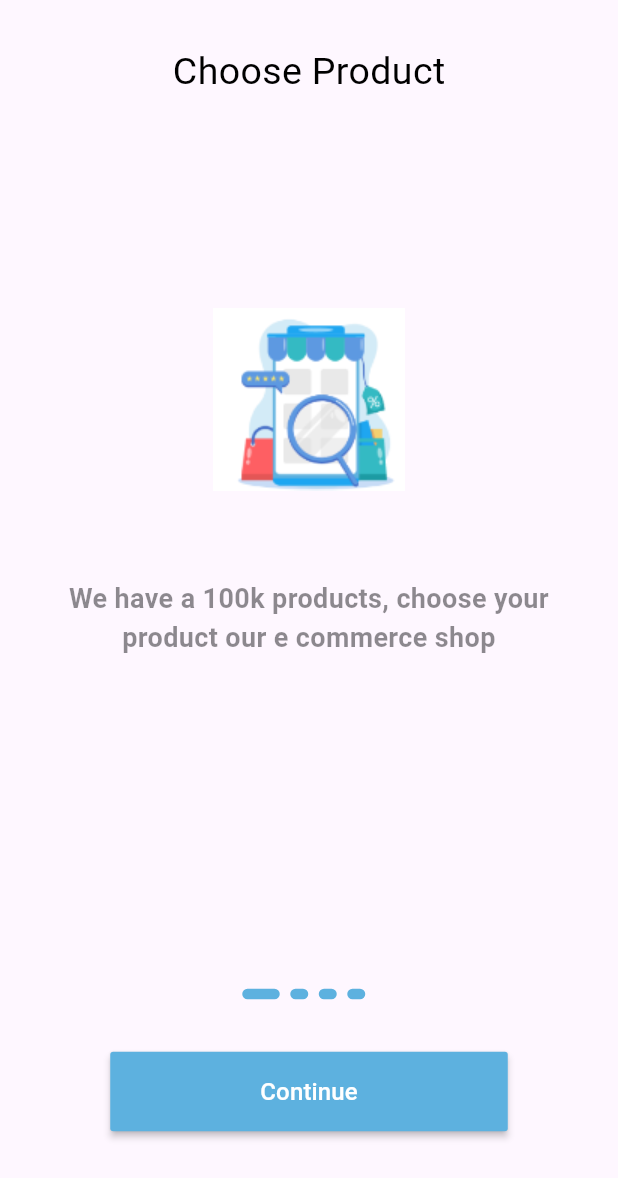
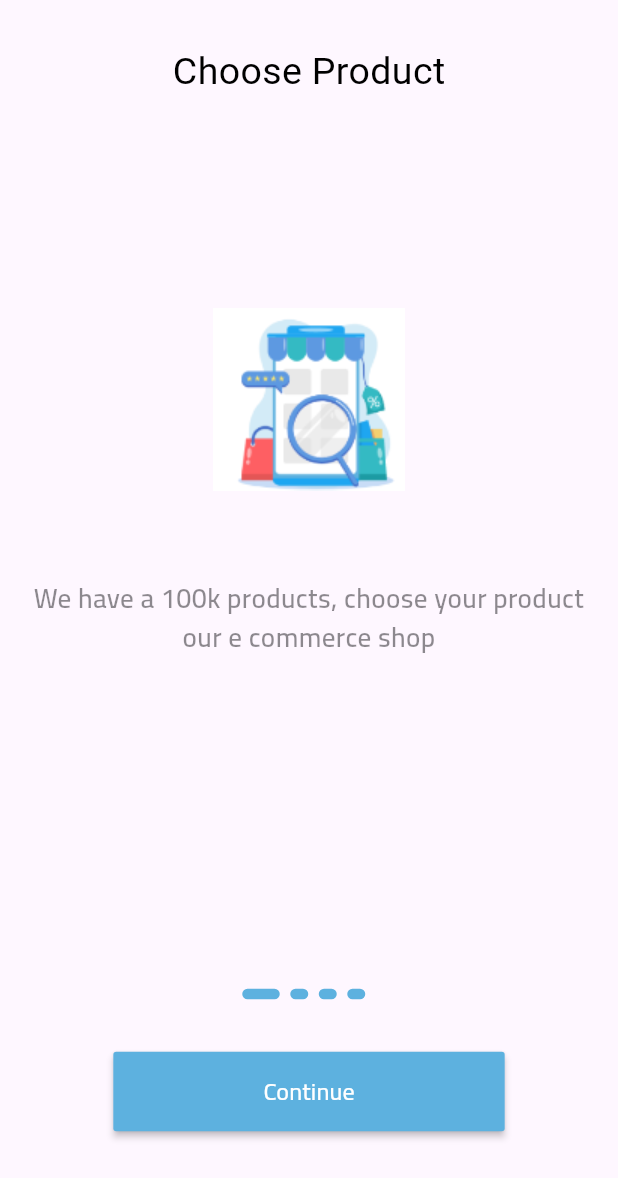
Before and after one commit to abdelrahman3003/ecommerce4, a Flutter app: the screen it shows after launch, on a phone screen of 412 x 824 dp. Shown: the top 1178 px of the screen. Run offline on Flutter 3.47's test engine with Material 3 defaults, Android fonts, the phone set to English and light mode, and no system bars; our stand-ins replace get; Roboto replaces fonts that are missing (Pacifico).

Commit message:
change font family

```diff
--- a/lib/main.dart
+++ b/lib/main.dart
@@ -13,9 +13,10 @@ class Ecommerce extends StatelessWidget {
   @override
   Widget build(BuildContext context) {
     return GetMaterialApp(
-      home: Onboarding(),
+      home: const Onboarding(),
       debugShowCheckedModeBanner: false,
       routes: routes,
+      theme: ThemeData(fontFamily: "Cairo"),
     );
   }
 }
```
